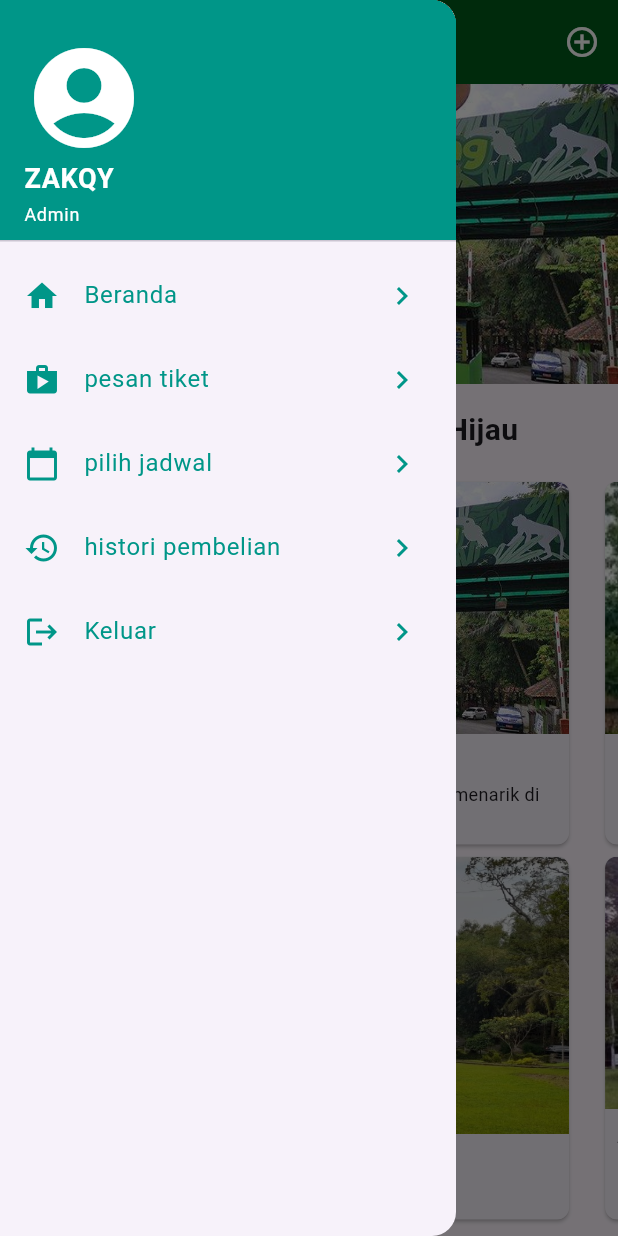
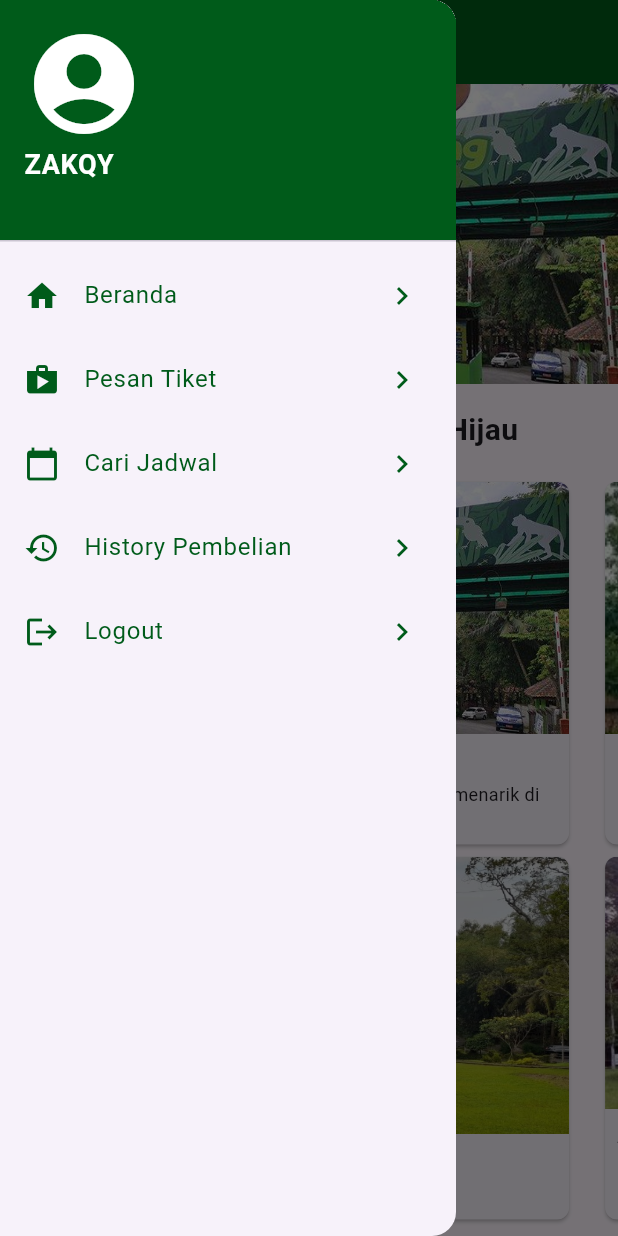
Before and after one commit to zakqy/kelompok-4, a Flutter app: the DashboardAdmin screen opened directly, with the side drawer open, on a phone screen of 412 x 824 dp. Run offline on Flutter 3.47's test engine with Material 3 defaults, Android fonts, the phone set to English and light mode, and no system bars; our stand-ins replace cloud_firestore, firebase_auth, firebase_core, get, google_fonts; accounts and stored records are empty; network calls fail.

Commit message:
membenarkan bug pada fitur pesantiket dan merubah uinya

```diff
--- a/lib/app/controllers/auth_controllers.dart
+++ b/lib/app/controllers/auth_controllers.dart
@@ -4,6 +4,9 @@ import 'package:myapp/app/routes/app_pages.dart';
 
 class AuthController extends GetxController {
   FirebaseAuth auth = FirebaseAuth.instance;
+
+  // Observasi untuk email pengguna yang sedang login
+  RxString userEmail = ''.obs;
 
   Stream<User?> get streamAuthStatus => auth.authStateChanges();
 
@@ -14,6 +17,7 @@ class AuthController extends GetxController {
         password: password,
       );
       await myUser.user!.sendEmailVerification();
+      userEmail.value = emailAddress; // Simpan email setelah register
       Get.defaultDialog(
           title: "Verifikasi email",
           middleText:
@@ -41,6 +45,7 @@ class AuthController extends GetxController {
         password: pass,
       );
       if (credential.user!.emailVerified) {
+        userEmail.value = email; // Simpan email setelah login
         Get.offAllNamed(Routes.HOME);
       } else {
         Get.defaultDialog(
@@ -67,6 +72,7 @@ class AuthController extends GetxController {
 
   void logout() {
     auth.signOut();
+    userEmail.value = ''; // Reset email saat logout
     Get.offAllNamed(Routes.LOGIN);
   }
 
@@ -93,4 +99,15 @@ class AuthController extends GetxController {
           title: "Terjadi kesalahan", middleText: "Email tidak valid");
     }
   }
+
+  void LoginGoogle() async {
+    try {
+      // Implement Google login logic here
+    } catch (error) {
+      Get.defaultDialog(
+        title: "Terjadi kesalahan",
+        middleText: "${error.toString()}",
+      );
+    }
+  }
 }
--- a/lib/app/modules/home/views/home_view.dart
+++ b/lib/app/modules/home/views/home_view.dart
@@ -1,8 +1,8 @@
 import 'package:flutter/material.dart';
-
 import 'package:get/get.dart';
+import 'package:google_fonts/google_fonts.dart';
 import 'package:myapp/app/controllers/auth_controllers.dart';
-
+import 'package:myapp/app/modules/historypembelian/views/historypembelian_view.dart';
 import 'package:myapp/app/modules/home/views/beranda_view.dart';
 import 'package:myapp/app/modules/pemesanan/views/pemesanan_view.dart';
 
@@ -11,6 +11,7 @@ import '../controllers/home_controller.dart';
 
 class HomeView extends GetView<HomeController> {
   final cAuth = Get.find<AuthController>();
+
   @override
   Widget build(BuildContext context) {
     return DashboardAdmin();
@@ -27,45 +28,26 @@ class DashboardAdmin extends StatefulWidget {
 class _DashboardAdminState extends State<DashboardAdmin> {
   final cAuth = Get.find<AuthController>();
   int _index = 0;
+
   List<Map> _fragment = [
-    {
-      'title': 'Beranda',
-      'view': BerandaView(),
+    {'title': 'Beranda', 'view': BerandaView()},
+    {'title': 'Pesan Tiket', 'view': PemesananView()},
+    {'title': 'Cari Jadwal', 'view': BerandaView()},
+    {'title': 'History Pembelian', 'view': HistorypembelianView()},
+  ];
 
-    },
-    {
-      'title': 'Pesan Tiket',
-      'view': PemesananView(),
-
-    },
-    {
-      'title': 'pilih jadwal',
-      'view': BerandaView(),
-
-    },
-    {
-      'title': 'histori pembelian',
-      'view': BerandaView(),
-
-    },
-  ];
   @override
   Widget build(BuildContext context) {
     return Scaffold(
       drawer: drawer(),
       appBar: AppBar(
         backgroundColor: Color(0xFF005B1A),
-        foregroundColor: Colors.white,
         titleSpacing: 0,
-        title: Text(_fragment[_index]['title']),
-        actions: [
-          IconButton(
-            onPressed: () {
-              Get.to(_fragment[_index]['add']);
-            },
-            icon: Icon(Icons.add_circle_outline),
-          )
-        ],
+        title: Text(
+          _fragment[_index]['title'],
+          style: GoogleFonts.roboto(
+              textStyle: TextStyle(color: Colors.white, fontWeight: FontWeight.w600)),
+        ),
       ),
       body: _fragment[_index]['view'],
     );
@@ -76,9 +58,7 @@ class _DashboardAdminState extends State<DashboardAdmin> {
       child: ListView(
         children: [
           DrawerHeader(
-              decoration: BoxDecoration(
-                color: Colors.teal,
-              ),
+            decoration: BoxDecoration(color: Color(0xFF005B1A)),
             child: Column(
               mainAxisAlignment: MainAxisAlignment.end,
               crossAxisAlignment: CrossAxisAlignment.start,
@@ -90,23 +70,22 @@ class _DashboardAdminState extends State<DashboardAdmin> {
                 ),
                 Text(
                   "ZAKQY",
-                    style: TextStyle(
-                        fontSize: 18,
-                        fontWeight: FontWeight.bold,
-                        color: Colors.white),
+                  style: TextStyle(fontSize: 18, fontWeight: FontWeight.bold, color: Colors.white),
                 ),
-                  SizedBox(
-                    height: 2,
+                Obx(() => Text(
+                      cAuth.userEmail.value,
+                      style: GoogleFonts.roboto(
+                          fontSize: 10, fontWeight: FontWeight.bold, color: Colors.white),
+                    )),
+                SizedBox(height: 2),
+                Text(
+                  "",
+                  style: TextStyle(fontSize: 12, color: Colors.white),
                 ),
-                  Text(
-                    'Admin',
-                    style: TextStyle(
-                      fontSize: 12,
-                      color: Colors.white,
+              ],
             ),
           ),
-                ],
-              )),
+          // Home button
           ListTile(
             onTap: () {
               setState(() => _index = 0);
@@ -115,52 +94,56 @@ class _DashboardAdminState extends State<DashboardAdmin> {
             leading: Icon(Icons.home),
             title: Text('Beranda'),
             trailing: Icon(Icons.navigate_next),
-            iconColor: Colors.teal,
-            textColor: Colors.teal,
+            iconColor: Color(0xFF005B1A),
+            textColor: Color(0xFF005B1A),
           ),
+          // Pesan Tiket button
           ListTile(
             onTap: () {
               setState(() => _index = 1);
               Get.back();
             },
             leading: Icon(Icons.shop),
-            title: Text('pesan tiket'),
+            title: Text('Pesan Tiket'),
             trailing: Icon(Icons.navigate_next),
-            iconColor: Colors.teal,
-            textColor: Colors.teal,
+            iconColor: Color(0xFF005B1A),
+            textColor: Color(0xFF005B1A),
           ),
+          // Cari Jadwal button
           ListTile(
             onTap: () {
               setState(() => _index = 2);
               Get.back();
             },
             leading: Icon(Icons.calendar_today),
-            title: Text('pilih jadwal'),
+            title: Text('Cari Jadwal'),
             trailing: Icon(Icons.navigate_next),
-            iconColor: Colors.teal,
-            textColor: Colors.teal,
+            iconColor: Color(0xFF005B1A),
+            textColor: Color(0xFF005B1A),
           ),
+          // History Pembelian button
           ListTile(
             onTap: () {
               setState(() => _index = 3);
               Get.back();
             },
             leading: Icon(Icons.history_sharp),
-            title: Text('histori pembelian'),
+            title: Text('History Pembelian'),
             trailing: Icon(Icons.navigate_next),
-            iconColor: Colors.teal,
-            textColor: Colors.teal,
+            iconColor: Color(0xFF005B1A),
+            textColor: Color(0xFF005B1A),
           ),
+          // Logout button
           ListTile(
             onTap: () {
               Get.back();
               cAuth.logout();
             },
             leading: Icon(Icons.logout),
-            title: Text('Keluar'),
+            title: Text('Logout'),
             trailing: Icon(Icons.navigate_next),
-            iconColor: Colors.teal,
-            textColor: Colors.teal,
+            iconColor: Color(0xFF005B1A),
+            textColor: Color(0xFF005B1A),
           ),
         ],
       ),
--- a/lib/app/modules/signup/controllers/signup_controller.dart
+++ b/lib/app/modules/signup/controllers/signup_controller.dart
@@ -1,4 +1,3 @@
-import 'dart:ffi';
 import 'package:myapp/app/controllers/auth_controllers.dart';
 import 'package:flutter/material.dart';
 import 'package:get/get.dart';
--- a/lib/app/routes/app_pages.dart
+++ b/lib/app/routes/app_pages.dart
@@ -1,5 +1,7 @@
 import 'package:get/get.dart';
 
+import '../modules/historypembelian/bindings/historypembelian_binding.dart';
+import '../modules/historypembelian/views/historypembelian_view.dart';
 import '../modules/home/bindings/home_binding.dart';
 import '../modules/home/views/home_view.dart';
 import '../modules/login/bindings/login_binding.dart';
@@ -52,5 +54,10 @@ class AppPages {
       page: () => PemesananView(),
       binding: PemesananBinding(),
     ),
+    GetPage(
+      name: _Paths.HISTORYPEMBELIAN,
+      page: () => const HistorypembelianView(),
+      binding: HistorypembelianBinding(),
+    ),
   ];
 }
--- a/lib/app/routes/app_routes.dart
+++ b/lib/app/routes/app_routes.dart
@@ -8,6 +8,7 @@ abstract class Routes {
   static const SIGNUP = _Paths.SIGNUP;
   static const RESET_PASSWORD = _Paths.RESET_PASSWORD;
   static const PEMESANAN = _Paths.PEMESANAN;
+  static const HISTORYPEMBELIAN = _Paths.HISTORYPEMBELIAN;
 }
 
 abstract class _Paths {
@@ -17,4 +18,5 @@ abstract class _Paths {
   static const SIGNUP = '/signup';
   static const RESET_PASSWORD = '/reset-password';
   static const PEMESANAN = '/pemesanan';
+  static const HISTORYPEMBELIAN = '/historypembelian';
 }
--- a/pubspec.yaml
+++ b/pubspec.yaml
@@ -38,7 +38,7 @@ dependencies:
   get: ^4.6.6
   firebase_core: ^3.8.1
   firebase_auth: ^5.3.1
-  cloud_firestore: ^5.5.0
+  cloud_firestore: ^5.6.0
   google_fonts: ^6.2.1
   table_calendar: ^3.1.3
 
```
Also changed, not shown: lib/app/modules/historypembelian/bindings/historypembelian_binding.dart (added, +12 -0 lines), lib/app/modules/historypembelian/controllers/historypembelian_controller.dart (added, +30 -0 lines), lib/app/modules/historypembelian/views/historypembelian_view.dart (added, +52 -0 lines), lib/app/modules/pemesanan/controllers/pemesanan_controller.dart (+47 -70 lines), lib/app/modules/pemesanan/views/pemesanan_view.dart (+170 -66 lines), firebase.json, lib/firebase_options.dart, pubspec.lock, 1 other file. Lines whose indentation alone changed are shown as unchanged.
